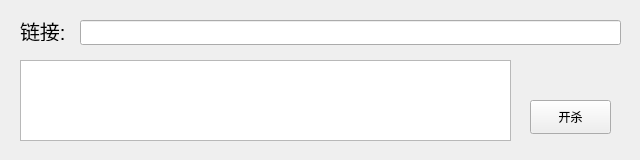
This is badMouse.ui in MorostCode/badMouse as Qt 5 draws it before an edit. The edited form follows.
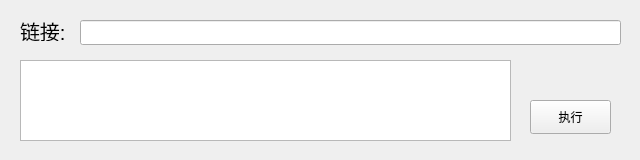
This is the edited form.

Commit message: 更新按钮名称

What changed in the file:
```diff
--- a/badMouse.ui
+++ b/badMouse.ui
@@ -50,7 +50,7 @@
      </rect>
     </property>
     <property name="text">
-     <string>开杀</string>
+     <string>执行</string>
     </property>
    </widget>
    <widget class="QTextEdit" name="textEdit">
```
The commit also changes 1 other file.
